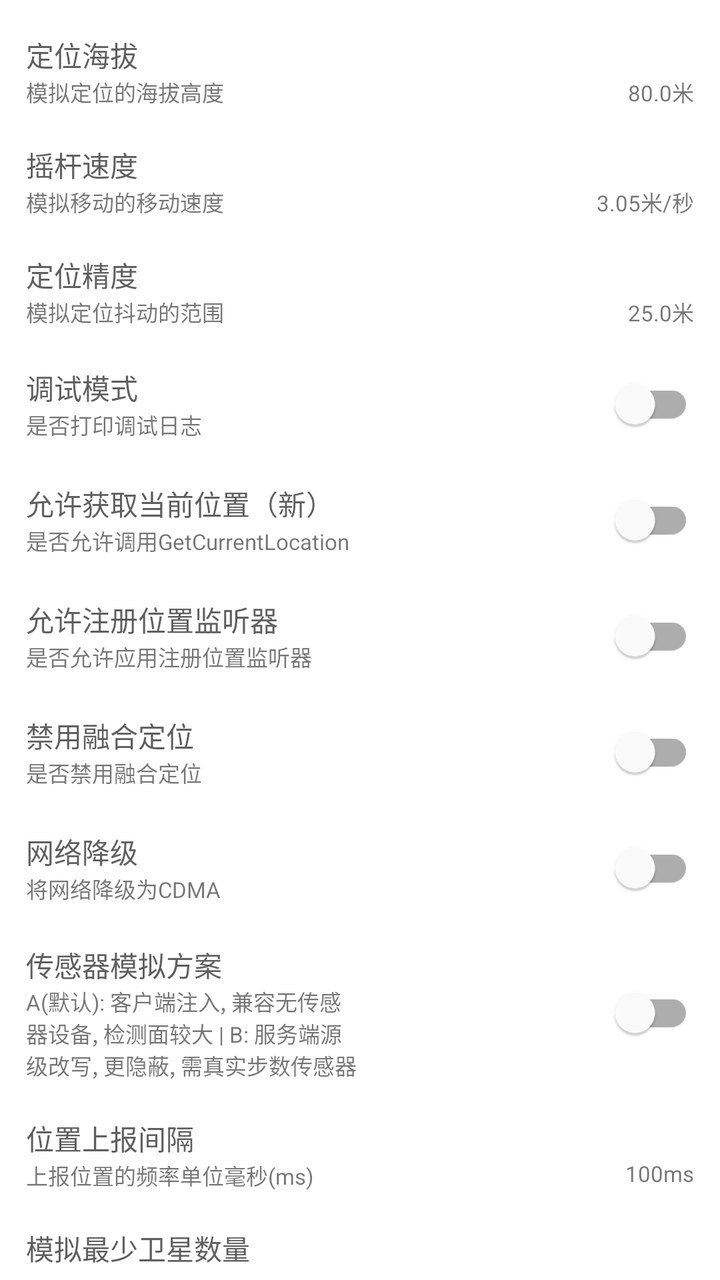
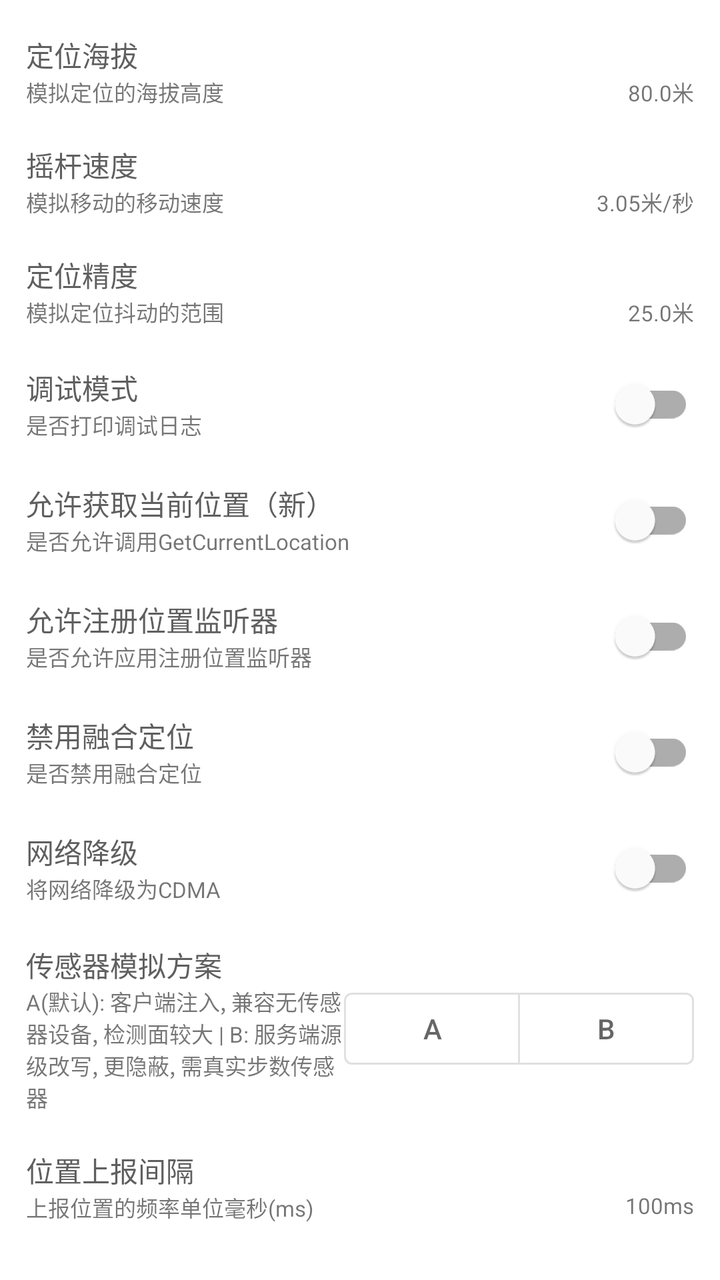

Two renders of the same Android screen: before a commit and after it. Below are the layout's source before the change and the commit's diff.
<!-- AndroidManifest.xml: application theme AppTheme -->
<!-- res/layout/fragment_settings.xml -->
<?xml version="1.0" encoding="utf-8"?>
<androidx.constraintlayout.widget.ConstraintLayout xmlns:android="http://schemas.android.com/apk/res/android"
    xmlns:app="http://schemas.android.com/apk/res-auto"
    xmlns:tools="http://schemas.android.com/tools"
    android:layout_width="match_parent"
    android:layout_height="match_parent"
    android:padding="8dp"
    tools:context=".ui.settings.SettingsFragment">

    <ScrollView
        android:layout_width="match_parent"
        android:layout_height="0dp"
        app:layout_constraintTop_toTopOf="parent"
        app:layout_constraintStart_toStartOf="parent">

        <LinearLayout
            android:layout_width="match_parent"
            android:layout_height="wrap_content"
            android:orientation="vertical">

            <LinearLayout
                android:id="@+id/selinux_layout"
                android:visibility="gone"
                android:layout_width="match_parent"
                android:layout_height="wrap_content"
                android:gravity="center_vertical"
                android:orientation="horizontal"
                android:padding="5dp">
                <LinearLayout
                    android:layout_width="0dp"
                    android:layout_height="wrap_content"
                    android:layout_weight="1"
                    android:orientation="vertical"
                    android:gravity="center_vertical">
                    <com.google.android.material.textview.MaterialTextView
                        android:layout_width="wrap_content"
                        android:layout_height="wrap_content"
                        android:text="@string/selinux"
                        android:textColor="@color/portal_mini_title_color" />
                    <com.google.android.material.textview.MaterialTextView
                        android:layout_width="wrap_content"
                        android:layout_height="wrap_content"
                        android:text="@string/need_open_selinux"
                        android:textSize="11sp" />
                </LinearLayout>
                <com.google.android.material.switchmaterial.SwitchMaterial
                    android:id="@+id/selinux_switch"
                    android:layout_width="0dp"
                    android:layout_weight="1"
                    android:layout_height="wrap_content"
                    android:layout_gravity="center_vertical"
                    app:useMaterialThemeColors="true"/>
            </LinearLayout>

            <androidx.constraintlayout.widget.ConstraintLayout
                android:id="@+id/altitude_layout"
                android:layout_width="match_parent"
                android:layout_height="wrap_content"
                android:gravity="center_vertical"
                android:padding="5dp"
                android:layout_marginTop="4dp"
                android:layout_marginBottom="4dp">

                <com.google.android.material.textview.MaterialTextView
                    android:id="@+id/altitude_title"
                    android:layout_width="wrap_content"
                    android:layout_height="wrap_content"
                    android:text="@string/altitude"
                    android:textColor="@color/portal_mini_title_color"
                    app:layout_constraintStart_toStartOf="parent"
                    app:layout_constraintTop_toTopOf="parent"/>

                <com.google.android.material.textview.MaterialTextView
                    android:id="@+id/altitude_desc"
                    android:layout_width="wrap_content"
                    android:layout_height="wrap_content"
                    android:text="@string/altitude_desc"
                    android:textSize="11sp"
                    app:layout_constraintStart_toStartOf="parent"
                    app:layout_constraintTop_toBottomOf="@id/altitude_title"/>

                <com.google.android.material.textview.MaterialTextView
                    android:id="@+id/altitude_value"
                    android:layout_width="wrap_content"
                    android:layout_height="wrap_content"
                    android:text="80.0米"
                    android:textSize="11sp"
                    app:layout_constraintTop_toBottomOf="@id/altitude_title"
                    app:layout_constraintEnd_toEndOf="parent" />

            </androidx.constraintlayout.widget.ConstraintLayout>

            <androidx.constraintlayout.widget.ConstraintLayout
                android:id="@+id/speed_layout"
                android:layout_width="match_parent"
                android:layout_height="wrap_content"
                android:gravity="center_vertical"
                android:padding="5dp"
                android:layout_marginTop="4dp"
                android:layout_marginBottom="4dp">

                <com.google.android.material.textview.MaterialTextView
                    android:id="@+id/speed_title"
                    android:layout_width="wrap_content"
                    android:layout_height="wrap_content"
                    android:text="@string/rocker_speed"
                    android:textColor="@color/portal_mini_title_color"
                    app:layout_constraintStart_toStartOf="parent"
                    app:layout_constraintTop_toTopOf="parent"/>

                <com.google.android.material.textview.MaterialTextView
                    android:id="@+id/speed_desc"
                    android:layout_width="wrap_content"
                    android:layout_height="wrap_content"
                    android:text="@string/rocker_speed_desc"
                    android:textSize="11sp"
                    app:layout_constraintStart_toStartOf="parent"
                    app:layout_constraintTop_toBottomOf="@id/speed_title"/>

                <com.google.android.material.textview.MaterialTextView
                    android:id="@+id/speed_value"
                    android:layout_width="wrap_content"
                    android:layout_height="wrap_content"
                    android:text="3.05米/秒"
                    android:textSize="11sp"
                    app:layout_constraintTop_toBottomOf="@id/speed_title"
                    app:layout_constraintEnd_toEndOf="parent" />

            </androidx.constraintlayout.widget.ConstraintLayout>

            <androidx.constraintlayout.widget.ConstraintLayout
                android:id="@+id/accuracy_layout"
                android:layout_width="match_parent"
                android:layout_height="wrap_content"
                android:gravity="center_vertical"
                android:padding="5dp"
                android:layout_marginTop="4dp"
                android:layout_marginBottom="4dp">

                <com.google.android.material.textview.MaterialTextView
                    android:id="@+id/accuracy_title"
                    android:layout_width="wrap_content"
                    android:layout_height="wrap_content"
                    android:text="@string/accuracy"
                    android:textColor="@color/portal_mini_title_color"
                    app:layout_constraintStart_toStartOf="parent"
                    app:layout_constraintTop_toTopOf="parent"/>

                <com.google.android.material.textview.MaterialTextView
                    android:id="@+id/accuracy_desc"
                    android:layout_width="wrap_content"
                    android:layout_height="wrap_content"
                    android:text="@string/accuracy_desc"
                    android:textSize="11sp"
                    app:layout_constraintStart_toStartOf="parent"
                    app:layout_constraintTop_toBottomOf="@id/accuracy_title"/>

                <com.google.android.material.textview.MaterialTextView
                    android:id="@+id/accuracy_value"
                    android:layout_width="wrap_content"
                    android:layout_height="wrap_content"
                    android:text="25.0米"
                    android:textSize="11sp"
                    app:layout_constraintTop_toBottomOf="@id/accuracy_title"
                    app:layout_constraintEnd_toEndOf="parent" />

            </androidx.constraintlayout.widget.ConstraintLayout>

            <LinearLayout
                android:id="@+id/debug_layout"
                android:layout_width="match_parent"
                android:layout_height="wrap_content"
                android:padding="5dp"
                android:gravity="center_vertical"
                android:orientation="horizontal">
                <LinearLayout
                    android:layout_width="0dp"
                    android:layout_height="wrap_content"
                    android:layout_weight="1"
                    android:orientation="vertical"
                    android:gravity="center_vertical">
                    <com.google.android.material.textview.MaterialTextView
                        android:layout_width="wrap_content"
                        android:layout_height="wrap_content"
                        android:text="@string/debug"
                        android:textColor="@color/portal_mini_title_color" />
                    <com.google.android.material.textview.MaterialTextView
                        android:layout_width="wrap_content"
                        android:layout_height="wrap_content"
                        android:text="@string/debug_desc"
                        android:textSize="11sp" />
                </LinearLayout>
                <com.google.android.material.switchmaterial.SwitchMaterial
                    android:id="@+id/debug_switch"
                    android:layout_width="0dp"
                    android:layout_weight="1"
                    android:layout_height="wrap_content"
                    android:layout_gravity="center_vertical"
                    app:useMaterialThemeColors="true"/>
            </LinearLayout>

            <LinearLayout
                android:id="@+id/dgc_layout"
                android:layout_width="match_parent"
                android:layout_height="wrap_content"
                android:gravity="center_vertical"
                android:padding="5dp"
                android:orientation="horizontal">
                <LinearLayout
                    android:layout_width="0dp"
                    android:layout_height="wrap_content"
                    android:layout_weight="1"
                    android:orientation="vertical"
                    android:gravity="center_vertical">
                    <com.google.android.material.textview.MaterialTextView
                        android:layout_width="wrap_content"
                        android:layout_height="wrap_content"
                        android:text="@string/dgc"
                        android:textColor="@color/portal_mini_title_color" />
                    <com.google.android.material.textview.MaterialTextView
                        android:layout_width="wrap_content"
                        android:layout_height="wrap_content"
                        android:text="@string/dgc_desc"
                        android:textSize="11sp" />
                </LinearLayout>
                <com.google.android.material.switchmaterial.SwitchMaterial
                    android:id="@+id/dgc_switch"
                    android:layout_width="0dp"
                    android:layout_weight="1"
                    android:layout_height="wrap_content"
                    android:layout_gravity="center_vertical"
                    app:useMaterialThemeColors="true"/>
            </LinearLayout>

            <LinearLayout
                android:id="@+id/rll_layout"
                android:layout_width="match_parent"
                android:layout_height="wrap_content"
                android:gravity="center_vertical"
                android:padding="5dp"
                android:orientation="horizontal">
                <LinearLayout
                    android:layout_width="0dp"
                    android:layout_height="wrap_content"
                    android:layout_weight="1"
                    android:orientation="vertical"
                    android:gravity="center_vertical">
                    <com.google.android.material.textview.MaterialTextView
                        android:layout_width="wrap_content"
                        android:layout_height="wrap_content"
                        android:text="@string/rll"
                        android:textColor="@color/portal_mini_title_color" />
                    <com.google.android.material.textview.MaterialTextView
                        android:layout_width="wrap_content"
                        android:layout_height="wrap_content"
                        android:text="@string/rll_desc"
                        android:textSize="11sp" />
                </LinearLayout>
                <com.google.android.material.switchmaterial.SwitchMaterial
                    android:id="@+id/rll_switch"
                    android:layout_width="0dp"
                    android:layout_weight="1"
                    android:layout_height="wrap_content"
                    android:layout_gravity="center_vertical"
                    app:useMaterialThemeColors="true"/>
            </LinearLayout>

            <LinearLayout
                android:id="@+id/dfused_layout"
                android:layout_width="match_parent"
                android:layout_height="wrap_content"
                android:gravity="center_vertical"
                android:padding="5dp"
                android:orientation="horizontal">
                <LinearLayout
                    android:layout_width="0dp"
                    android:layout_height="wrap_content"
                    android:layout_weight="1"
                    android:orientation="vertical"
                    android:gravity="center_vertical">
                    <com.google.android.material.textview.MaterialTextView
                        android:layout_width="wrap_content"
                        android:layout_height="wrap_content"
                        android:text="@string/dfused"
                        android:textColor="@color/portal_mini_title_color" />
                    <com.google.android.material.textview.MaterialTextView
                        android:layout_width="wrap_content"
                        android:layout_height="wrap_content"
                        android:text="@string/dfused_desc"
                        android:textSize="11sp" />
                </LinearLayout>
                <com.google.android.material.switchmaterial.SwitchMaterial
                    android:id="@+id/dfused_switch"
                    android:layout_width="0dp"
                    android:layout_weight="1"
                    android:layout_height="wrap_content"
                    android:layout_gravity="center_vertical"
                    app:useMaterialThemeColors="true"/>
            </LinearLayout>

            <LinearLayout
                android:id="@+id/cdma_layout"
                android:layout_width="match_parent"
                android:layout_height="wrap_content"
                android:gravity="center_vertical"
                android:padding="5dp"
                android:orientation="horizontal">
                <LinearLayout
                    android:layout_width="0dp"
                    android:layout_height="wrap_content"
                    android:layout_weight="1"
                    android:orientation="vertical"
                    android:gravity="center_vertical">
                    <com.google.android.material.textview.MaterialTextView
                        android:layout_width="wrap_content"
                        android:layout_height="wrap_content"
                        android:text="@string/cdma"
                        android:textColor="@color/portal_mini_title_color" />
                    <com.google.android.material.textview.MaterialTextView
                        android:layout_width="wrap_content"
                        android:layout_height="wrap_content"
                        android:text="@string/cdma_desc"
                        android:textSize="11sp" />
                </LinearLayout>
                <com.google.android.material.switchmaterial.SwitchMaterial
                    android:id="@+id/cdma_switch"
                    android:layout_width="0dp"
                    android:layout_weight="1"
                    android:layout_height="wrap_content"
                    android:layout_gravity="center_vertical"
                    app:useMaterialThemeColors="true"/>
            </LinearLayout>

            <LinearLayout
                android:id="@+id/sensor_hook_layout"
                android:layout_width="match_parent"
                android:layout_height="wrap_content"
                android:visibility="gone"
                android:gravity="center_vertical"
                android:padding="5dp"
                android:orientation="horizontal">
                <LinearLayout
                    android:layout_width="0dp"
                    android:layout_height="wrap_content"
                    android:layout_weight="1"
                    android:orientation="vertical"
                    android:gravity="center_vertical">
                    <com.google.android.material.textview.MaterialTextView
                        android:layout_width="wrap_content"
                        android:layout_height="wrap_content"
                        android:text="@string/hook_sensor"
                        android:textColor="@color/portal_mini_title_color" />
                    <com.google.android.material.textview.MaterialTextView
                        android:layout_width="wrap_content"
                        android:layout_height="wrap_content"
                        android:text="@string/hook_sensor_desc"
                        android:textSize="11sp" />
                </LinearLayout>
                <com.google.android.material.switchmaterial.SwitchMaterial
                    android:id="@+id/sensor_hook_switch"
                    android:layout_width="0dp"
                    android:layout_weight="1"
                    android:layout_height="wrap_content"
                    android:layout_gravity="center_vertical"
                    app:useMaterialThemeColors="true"/>
            </LinearLayout>

            <LinearLayout
                android:id="@+id/sensor_mock_mode_layout"
                android:layout_width="match_parent"
                android:layout_height="wrap_content"
                android:layout_marginTop="4dp"
                android:layout_marginBottom="4dp"
                android:gravity="center_vertical"
                android:orientation="horizontal"
                android:padding="5dp">
                <LinearLayout
                    android:layout_width="0dp"
                    android:layout_height="wrap_content"
                    android:layout_weight="1"
                    android:gravity="center_vertical"
                    android:orientation="vertical">
                    <com.google.android.material.textview.MaterialTextView
                        android:layout_width="wrap_content"
                        android:layout_height="wrap_content"
                        android:text="传感器模拟方案"
                        android:textColor="@color/portal_mini_title_color" />
                    <com.google.android.material.textview.MaterialTextView
                        android:layout_width="wrap_content"
                        android:layout_height="wrap_content"
                        android:textSize="11sp"
                        android:text="A(默认): 客户端注入, 兼容无传感器设备, 检测面较大 | B: 服务端源级改写, 更隐蔽, 需真实步数传感器" />
                </LinearLayout>
                <com.google.android.material.switchmaterial.SwitchMaterial
                    android:id="@+id/sensor_mock_mode_switch"
                    android:layout_width="0dp"
                    android:layout_weight="1"
                    android:layout_height="wrap_content"
                    android:layout_gravity="center_vertical"
                    app:useMaterialThemeColors="true"/>
            </LinearLayout>

            <androidx.constraintlayout.widget.ConstraintLayout
                android:id="@+id/report_duration_layout"
                android:layout_width="match_parent"
                android:layout_height="wrap_content"
                android:gravity="center_vertical"
                android:padding="5dp"
                android:layout_marginTop="4dp"
                android:layout_marginBottom="4dp">

                <com.google.android.material.textview.MaterialTextView
                    android:id="@+id/report_duration_title"
                    android:layout_width="wrap_content"
                    android:layout_height="wrap_content"
                    android:text="@string/item_report_duration_title"
                    android:textColor="@color/portal_mini_title_color"
                    app:layout_constraintStart_toStartOf="parent"
                    app:layout_constraintTop_toTopOf="parent"/>

                <com.google.android.material.textview.MaterialTextView
                    android:id="@+id/report_duration_desc"
                    android:layout_width="wrap_content"
                    android:layout_height="wrap_content"
                    android:text="@string/item_report_duration_desc"
                    android:textSize="11sp"
                    app:layout_constraintStart_toStartOf="parent"
                    app:layout_constraintTop_toBottomOf="@id/report_duration_title"/>

                <com.google.android.material.textview.MaterialTextView
                    android:id="@+id/report_duration_value"
                    android:layout_width="wrap_content"
                    android:layout_height="wrap_content"
                    android:text="@string/item_report_duration_value"
                    android:textSize="11sp"
                    app:layout_constraintTop_toBottomOf="@id/report_duration_title"
                    app:layout_constraintEnd_toEndOf="parent" />

            </androidx.constraintlayout.widget.ConstraintLayout>

            <androidx.constraintlayout.widget.ConstraintLayout
                android:id="@+id/satellite_count_layout"
                android:layout_width="match_parent"
                android:layout_height="wrap_content"
                android:gravity="center_vertical"
                android:padding="5dp"
                android:layout_marginTop="4dp"
                android:layout_marginBottom="4dp">

                <com.google.android.material.textview.MaterialTextView
                    android:id="@+id/satellite_count_title"
                    android:layout_width="wrap_content"
                    android:layout_height="wrap_content"
                    android:text="模拟最少卫星数量"
                    android:textColor="@color/portal_mini_title_color"
                    app:layout_constraintStart_toStartOf="parent"
                    app:layout_constraintTop_toTopOf="parent"/>

                <com.google.android.material.textview.MaterialTextView
                    android:id="@+id/satellite_count_desc"
                    android:layout_width="wrap_content"
                    android:layout_height="wrap_content"
                    android:text="最少模拟的卫星数量（只支持北斗）"
                    android:textSize="11sp"
                    app:layout_constraintStart_toStartOf="parent"
                    app:layout_constraintTop_toBottomOf="@id/satellite_count_title"/>

                <com.google.android.material.textview.MaterialTextView
                    android:id="@+id/satellite_count_value"
                    android:layout_width="wrap_content"
                    android:layout_height="wrap_content"
                    android:text="12颗"
                    android:textSize="11sp"
                    app:layout_constraintTop_toBottomOf="@id/satellite_count_title"
                    app:layout_constraintEnd_toEndOf="parent" />

            </androidx.constraintlayout.widget.ConstraintLayout>

            <LinearLayout
                android:id="@+id/disable_wlan_scan_layout"
                android:layout_width="match_parent"
                android:layout_height="wrap_content"
                android:gravity="center_vertical"
                android:padding="5dp"
                android:orientation="horizontal">
                <LinearLayout
                    android:layout_width="0dp"
                    android:layout_height="wrap_content"
                    android:layout_weight="1"
                    android:orientation="vertical"
                    android:gravity="center_vertical">
                    <com.google.android.material.textview.MaterialTextView
                        android:layout_width="wrap_content"
                        android:layout_height="wrap_content"
                        android:text="禁用扫描WIFI列表"
                        android:textColor="@color/portal_mini_title_color" />
                    <com.google.android.material.textview.MaterialTextView
                        android:layout_width="wrap_content"
                        android:layout_height="wrap_content"
                        android:text="一定程度解决位置拉回（测试）"
                        android:textSize="11sp" />
                </LinearLayout>
                <com.google.android.material.switchmaterial.SwitchMaterial
                    android:id="@+id/disable_wlan_scan_switch"
                    android:layout_width="0dp"
                    android:layout_weight="1"
                    android:layout_height="wrap_content"
                    android:layout_gravity="center_vertical"
                    app:useMaterialThemeColors="true"/>
            </LinearLayout>

            <LinearLayout
                android:id="@+id/loop_broadcast_location_layout"
                android:layout_width="match_parent"
                android:layout_height="wrap_content"
                android:gravity="center_vertical"
                android:padding="5dp"
                android:orientation="horizontal">
                <LinearLayout
                    android:layout_width="0dp"
                    android:layout_height="wrap_content"
                    android:layout_weight="1"
                    android:orientation="vertical"
                    android:gravity="center_vertical">
                    <com.google.android.material.textview.MaterialTextView
                        android:layout_width="wrap_content"
                        android:layout_height="wrap_content"
                        android:text="反定位拉回"
                        android:textColor="@color/portal_mini_title_color" />
                    <com.google.android.material.textview.MaterialTextView
                        android:layout_width="wrap_content"
                        android:layout_height="wrap_content"
                        android:text="解决位置拉回问题 可能导致发热"
                        android:textSize="11sp" />
                </LinearLayout>
                <com.google.android.material.switchmaterial.SwitchMaterial
                    android:id="@+id/loop_broadcast_location_switch"
                    android:layout_width="0dp"
                    android:layout_weight="1"
                    android:layout_height="wrap_content"
                    android:layout_gravity="center_vertical"
                    app:useMaterialThemeColors="true"/>
            </LinearLayout>
        </LinearLayout>

    </ScrollView>
</androidx.constraintlayout.widget.ConstraintLayout>
<!-- resources referenced by this layout -->
<resources>
  <color name="portal_mini_title_color">#5F5F5F</color>
  <string name="accuracy">定位精度</string>
  <string name="accuracy_desc">模拟定位抖动的范围</string>
  <string name="altitude">定位海拔</string>
  <string name="altitude_desc">模拟定位的海拔高度</string>
  <string name="cdma">网络降级</string>
  <string name="cdma_desc">将网络降级为CDMA</string>
  <string name="debug">调试模式</string>
  <string name="debug_desc">是否打印调试日志</string>
  <string name="dfused">禁用融合定位</string>
  <string name="dfused_desc">是否禁用融合定位</string>
  <string name="dgc">允许获取当前位置（新）</string>
  <string name="dgc_desc">是否允许调用GetCurrentLocation</string>
  <string name="hook_sensor">传感器劫持</string>
  <string name="hook_sensor_desc">模拟步频（待完善）</string>
  <string name="item_report_duration_desc">上报位置的频率单位毫秒(ms)</string>
  <string name="item_report_duration_title">位置上报间隔</string>
  <string name="item_report_duration_value">100ms</string>
  <string name="need_open_selinux">是否开启SELinux</string>
  <string name="rll">允许注册位置监听器</string>
  <string name="rll_desc">是否允许应用注册位置监听器</string>
  <string name="rocker_speed">摇杆速度</string>
  <string name="rocker_speed_desc">模拟移动的移动速度</string>
  <string name="selinux">SELinux</string>
  <style name="AppTheme" parent="Theme.MaterialComponents.Light.NoActionBar">
          <item name="colorPrimaryVariant">@color/purple_700</item>
          <item name="colorOnPrimary">@color/portal_appbar_color</item>
          <item name="colorSecondary">@color/portal_appbar_color</item>
          <item name="colorSecondaryVariant">@color/portal_appbar_color_center</item>
  
  
          <item name="colorOnSecondary">@color/white</item>
          <item name="colorPrimary">@color/theme_appbar_color</item>
          <item name="colorControlHighlight">@color/theme_focused_touch</item>
  
          <item name="colorPrimaryDark">@color/portal_appbar_color</item>
          <item name="android:statusBarColor">@android:color/transparent</item>
          <item name="windowActionModeOverlay">true</item>
          <item name="windowActionBar">false</item>
          <item name="windowNoTitle">true</item>
          <item name="android:windowDrawsSystemBarBackgrounds">true</item>
          <item name="android:windowTranslucentStatus">true</item>
          <item name="colorControlNormal">@color/white</item>
          <item name="colorControlActivated">@color/portal_appbar_color_dark</item>
          <item name="android:textColorHint">@android:color/white</item>
          <item name="android:editTextColor">@android:color/white</item>
          <item name="searchViewStyle">@style/Portal.SearchViewStyle</item>
          <item name="selectableItemBackgroundBorderless">@drawable/ripple_effect</item>
          <item name="sliderStyle">@style/Portal.SliderTheme</item>
      </style>
  <color name="purple_700">#FF3700B3</color>
  <color name="portal_appbar_color">#5F5F5F</color>
  <color name="portal_appbar_color_center">#494949</color>
  <color name="white">#FFFFFFFF</color>
  <color name="theme_appbar_color">#5F5F5F</color>
  <color name="theme_focused_touch">#A0A0A0</color>
  <color name="portal_appbar_color_dark">#373737</color>
  <style name="Portal.SearchViewStyle" parent="Widget.AppCompat.SearchView">
      </style>
  <!-- drawable ripple_effect (drawable) -->
  <ripple xmlns:android="http://schemas.android.com/apk/res/android"
      android:color="@color/selected_color">
      <item android:id="@android:id/mask" android:drawable="@color/white"/>
  </ripple >
  <style name="Portal.SliderTheme" parent="Widget.MaterialComponents.Slider">
  
      </style>
  <color name="selected_color">#BCBCBC</color>
</resources>

<!-- the commit's change to res/layout/fragment_settings.xml (unified diff, before → after) -->
@@ -391,13 +391,26 @@
                         android:textSize="11sp"
                         android:text="A(默认): 客户端注入, 兼容无传感器设备, 检测面较大 | B: 服务端源级改写, 更隐蔽, 需真实步数传感器" />
                 </LinearLayout>
-                <com.google.android.material.switchmaterial.SwitchMaterial
-                    android:id="@+id/sensor_mock_mode_switch"
-                    android:layout_width="0dp"
-                    android:layout_weight="1"
-                    android:layout_height="wrap_content"
-                    android:layout_gravity="center_vertical"
-                    app:useMaterialThemeColors="true"/>
+                <com.google.android.material.button.MaterialButtonToggleGroup
+                    android:id="@+id/sensor_mock_mode_toggle"
+                    android:layout_width="wrap_content"
+                    android:layout_height="wrap_content"
+                    android:layout_gravity="center_vertical"
+                    app:selectionRequired="true"
+                    app:singleSelection="true">
+                    <com.google.android.material.button.MaterialButton
+                        android:id="@+id/sensor_mock_mode_a"
+                        style="?attr/materialButtonOutlinedStyle"
+                        android:layout_width="wrap_content"
+                        android:layout_height="wrap_content"
+                        android:text="A" />
+                    <com.google.android.material.button.MaterialButton
+                        android:id="@+id/sensor_mock_mode_b"
+                        style="?attr/materialButtonOutlinedStyle"
+                        android:layout_width="wrap_content"
+                        android:layout_height="wrap_content"
+                        android:text="B" />
+                </com.google.android.material.button.MaterialButtonToggleGroup>
             </LinearLayout>
 
             <androidx.constraintlayout.widget.ConstraintLayout
